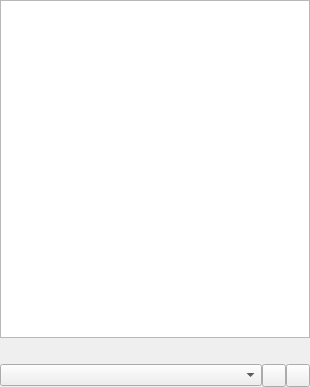
Old version of the form streams/streamspage.ui in the repository polpo/cantata-mac.
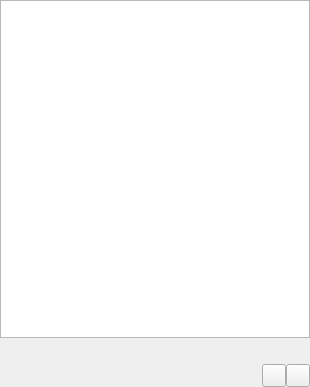
New version of the form. Custom widgets are drawn as their Qt base class.

What changed in the file:
```diff
--- a/streams/streamspage.ui
+++ b/streams/streamspage.ui
@@ -36,8 +36,18 @@
       <number>0</number>
      </property>
      <item>
-      <widget class="GenreCombo" name="genreCombo"/>
-     </item>
+     <spacer name="horizontalSpacer">
+      <property name="orientation">
+        <enum>Qt::Horizontal</enum>
+      </property>
+      <property name="sizeHint" stdset="0">
+       <size>
+        <width>16</width>
+        <height>20</height>
+       </size>
+      </property>
+     </spacer>
+    </item>
      <item>
       <widget class="MenuButton" name="menuButton"/>
      </item>
@@ -54,11 +64,6 @@
    <extends>QTreeView</extends>
    <header>itemview.h</header>
   </customwidget>
-  <customwidget>
-   <class>GenreCombo</class>
-   <extends>QComboBox</extends>
-   <header>genrecombo.h</header>
-  </customwidget>
   <customwidget>
    <class>StatusLabel</class>
    <extends>QLabel</extends>
```
